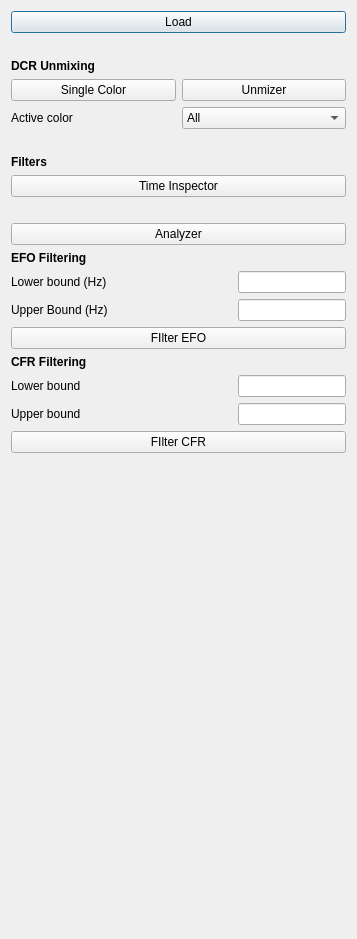
Above: pyminflux/ui/wizard.ui from bsse-scf/pyMINFLUX before the change. Below: the same form after it.
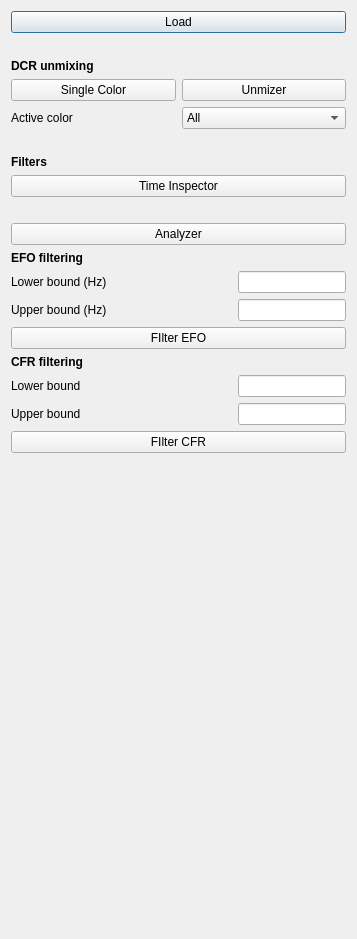
That is the form after the change.

Commit message: Consistent casing in the Wizard.

```diff
--- a/pyminflux/ui/wizard.ui
+++ b/pyminflux/ui/wizard.ui
@@ -72,7 +72,7 @@
         </font>
        </property>
        <property name="text">
-        <string>DCR Unmixing</string>
+        <string>DCR unmixing</string>
        </property>
       </widget>
      </item>
@@ -192,7 +192,7 @@
         </font>
        </property>
        <property name="text">
-        <string>EFO Filtering</string>
+        <string>EFO filtering</string>
        </property>
       </widget>
      </item>
@@ -222,7 +222,7 @@
        <item>
         <widget class="QLabel" name="lbEFOUpperBound">
          <property name="text">
-          <string>Upper Bound (Hz)</string>
+          <string>Upper bound (Hz)</string>
          </property>
         </widget>
        </item>
@@ -253,7 +253,7 @@
         </font>
        </property>
        <property name="text">
-        <string>CFR Filtering</string>
+        <string>CFR filtering</string>
        </property>
       </widget>
      </item>
```
The commit also changes 1 other file.
